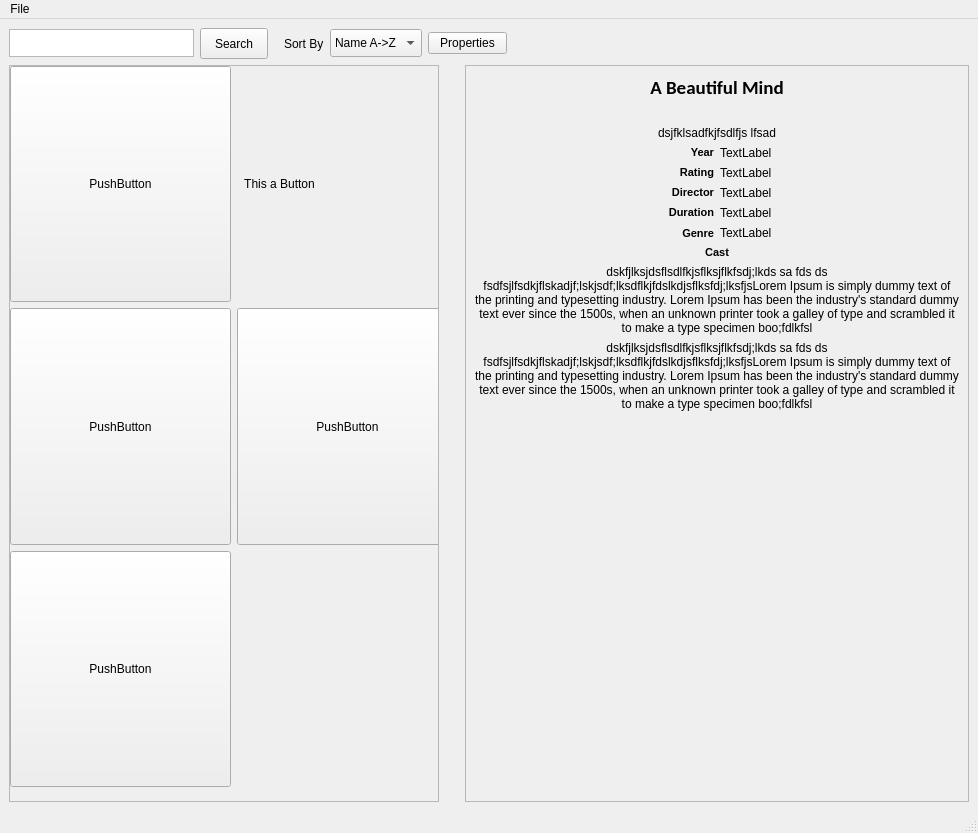
This is ui.ui in nishan7/movie_catalog as Qt 5 draws it before an edit. The edited form follows.
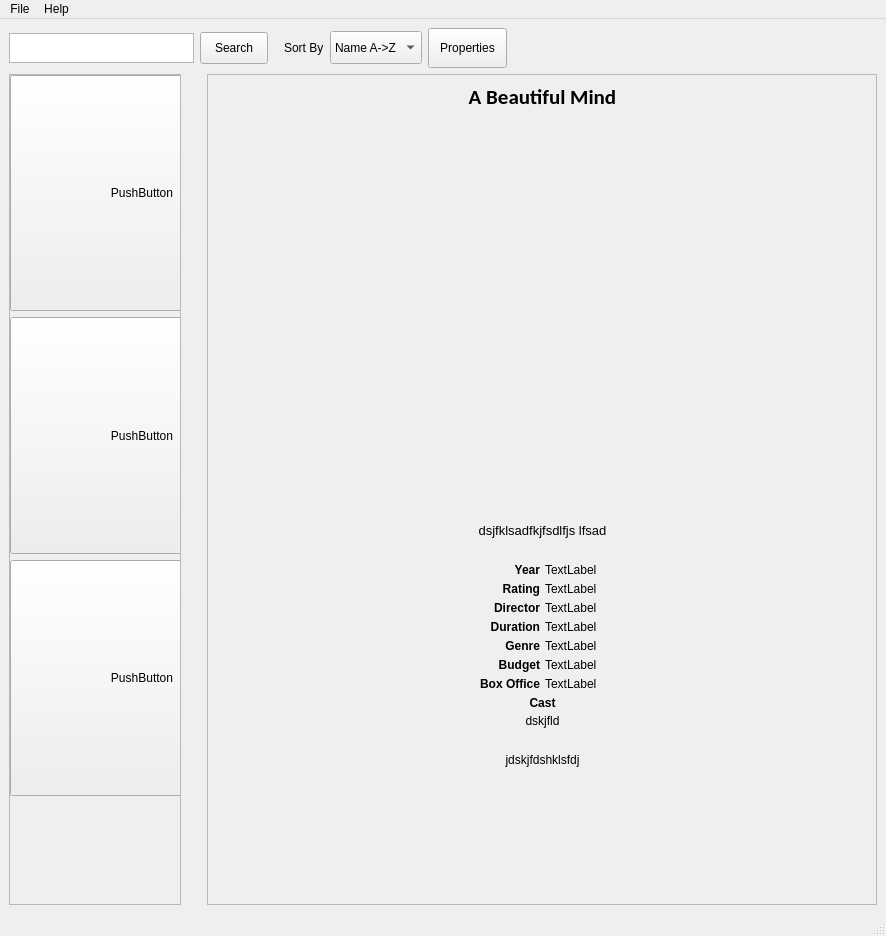
This is the edited form. Icons and pictures are not drawn.

Commit message: event handling done

Diff of the .ui file:
```diff
--- a/ui.ui
+++ b/ui.ui
@@ -6,8 +6,8 @@
    <rect>
     <x>0</x>
     <y>0</y>
-    <width>978</width>
-    <height>833</height>
+    <width>886</width>
+    <height>936</height>
    </rect>
   </property>
   <property name="sizePolicy">
@@ -27,9 +27,9 @@
     <item>
      <layout class="QVBoxLayout" name="verticalLayout">
       <item>
-       <layout class="QHBoxLayout" name="horizontalLayout">
+       <layout class="QHBoxLayout" name="navbar_horizontal_layout">
         <property name="sizeConstraint">
-         <enum>QLayout::SetMinimumSize</enum>
+         <enum>QLayout::SetFixedSize</enum>
         </property>
         <item>
          <widget class="QPlainTextEdit" name="search_field">
@@ -39,10 +39,16 @@
             <verstretch>0</verstretch>
            </sizepolicy>
           </property>
+          <property name="minimumSize">
+           <size>
+            <width>0</width>
+            <height>10</height>
+           </size>
+          </property>
           <property name="maximumSize">
            <size>
             <width>185</width>
-            <height>28</height>
+            <height>30</height>
            </size>
           </property>
           <property name="toolTip">
@@ -75,7 +81,7 @@
            <enum>Qt::Vertical</enum>
           </property>
           <property name="sizeType">
-           <enum>QSizePolicy::Minimum</enum>
+           <enum>QSizePolicy::Preferred</enum>
           </property>
           <property name="sizeHint" stdset="0">
            <size>
@@ -100,6 +106,12 @@
         </item>
         <item>
          <widget class="QComboBox" name="sort_combo_box">
+          <property name="sizePolicy">
+           <sizepolicy hsizetype="Preferred" vsizetype="Preferred">
+            <horstretch>0</horstretch>
+            <verstretch>0</verstretch>
+           </sizepolicy>
+          </property>
           <property name="minimumSize">
            <size>
             <width>0</width>
@@ -109,7 +121,7 @@
           <property name="maximumSize">
            <size>
             <width>108</width>
-            <height>16777215</height>
+            <height>33</height>
            </size>
           </property>
           <item>
@@ -119,7 +131,7 @@
           </item>
           <item>
            <property name="text">
-            <string>Name Z-A</string>
+            <string>Name Z-&gt;A</string>
            </property>
           </item>
           <item>
@@ -135,7 +147,19 @@
          </widget>
         </item>
         <item>
-         <widget class="QPushButton" name="pushButton">
+         <widget class="QPushButton" name="properties">
+          <property name="sizePolicy">
+           <sizepolicy hsizetype="Minimum" vsizetype="Fixed">
+            <horstretch>0</horstretch>
+            <verstretch>0</verstretch>
+           </sizepolicy>
+          </property>
+          <property name="minimumSize">
+           <size>
+            <width>0</width>
+            <height>40</height>
+           </size>
+          </property>
           <property name="maximumSize">
            <size>
             <width>79</width>
@@ -163,9 +187,9 @@
        </layout>
       </item>
       <item>
-       <layout class="QHBoxLayout" name="horizontalLayout_2">
+       <layout class="QHBoxLayout" name="main_area_horizontal_layout">
         <property name="sizeConstraint">
-         <enum>QLayout::SetDefaultConstraint</enum>
+         <enum>QLayout::SetMinimumSize</enum>
         </property>
         <item>
          <widget class="QScrollArea" name="movie_area">
@@ -189,8 +213,8 @@
             <rect>
              <x>0</x>
              <y>0</y>
-             <width>417</width>
-             <height>714</height>
+             <width>154</width>
+             <height>808</height>
             </rect>
            </property>
            <property name="sizePolicy">
@@ -204,7 +228,7 @@
              <rect>
               <x>0</x>
               <y>0</y>
-              <width>901</width>
+              <width>1073</width>
               <height>721</height>
              </rect>
             </property>
@@ -212,6 +236,32 @@
              <property name="sizeConstraint">
               <enum>QLayout::SetMaximumSize</enum>
              </property>
+             <item row="3" column="5">
+              <widget class="QPushButton" name="pushButton_6">
+               <property name="sizePolicy">
+                <sizepolicy hsizetype="Expanding" vsizetype="Expanding">
+                 <horstretch>0</horstretch>
+                 <verstretch>0</verstretch>
+                </sizepolicy>
+               </property>
+               <property name="text">
+                <string>PushButton</string>
+               </property>
+              </widget>
+             </item>
+             <item row="4" column="1">
+              <widget class="QPushButton" name="pushButton_3">
+               <property name="sizePolicy">
+                <sizepolicy hsizetype="Expanding" vsizetype="Expanding">
+                 <horstretch>0</horstretch>
+                 <verstretch>0</verstretch>
+                </sizepolicy>
+               </property>
+               <property name="text">
+                <string>PushButton</string>
+               </property>
+              </widget>
+             </item>
              <item row="0" column="1">
               <widget class="QPushButton" name="pushButton_4">
                <property name="sizePolicy">
@@ -223,50 +273,20 @@
                <property name="text">
                 <string>PushButton</string>
                </property>
+               <property name="checkable">
+                <bool>true</bool>
+               </property>
+               <property name="autoDefault">
+                <bool>false</bool>
+               </property>
+               <property name="default">
+                <bool>false</bool>
+               </property>
                <property name="flat">
                 <bool>false</bool>
                </property>
               </widget>
              </item>
-             <item row="4" column="1">
-              <widget class="QPushButton" name="pushButton_3">
-               <property name="sizePolicy">
-                <sizepolicy hsizetype="Expanding" vsizetype="Expanding">
-                 <horstretch>0</horstretch>
-                 <verstretch>0</verstretch>
-                </sizepolicy>
-               </property>
-               <property name="text">
-                <string>PushButton</string>
-               </property>
-              </widget>
-             </item>
-             <item row="3" column="3">
-              <widget class="QPushButton" name="pushButton_5">
-               <property name="sizePolicy">
-                <sizepolicy hsizetype="Expanding" vsizetype="Expanding">
-                 <horstretch>0</horstretch>
-                 <verstretch>0</verstretch>
-                </sizepolicy>
-               </property>
-               <property name="text">
-                <string>PushButton</string>
-               </property>
-              </widget>
-             </item>
-             <item row="3" column="5">
-              <widget class="QPushButton" name="pushButton_6">
-               <property name="sizePolicy">
-                <sizepolicy hsizetype="Expanding" vsizetype="Expanding">
-                 <horstretch>0</horstretch>
-                 <verstretch>0</verstretch>
-                </sizepolicy>
-               </property>
-               <property name="text">
-                <string>PushButton</string>
-               </property>
-              </widget>
-             </item>
              <item row="3" column="4">
               <widget class="QPushButton" name="pushButton_9">
                <property name="sizePolicy">
@@ -280,8 +300,8 @@
                </property>
               </widget>
              </item>
-             <item row="3" column="1">
-              <widget class="QPushButton" name="pushButton_8">
+             <item row="3" column="3">
+              <widget class="QPushButton" name="pushButton_5">
                <property name="sizePolicy">
                 <sizepolicy hsizetype="Expanding" vsizetype="Expanding">
                  <horstretch>0</horstretch>
@@ -289,17 +309,10 @@
                 </sizepolicy>
                </property>
                <property name="text">
-                <string notr="true">PushButton</string>
+                <string>PushButton</string>
                </property>
-               <property name="icon">
-                <iconset>
-                 <normaloff>A Beautiful Mind.jpg</normaloff>A Beautiful Mind.jpg</iconset>
-               </property>
-               <property name="iconSize">
-                <size>
-                 <width>20</width>
-                 <height>20</height>
-                </size>
+               <property name="autoExclusive">
+                <bool>true</bool>
                </property>
                <property name="autoDefault">
                 <bool>false</bool>
@@ -330,12 +343,50 @@
                  <height>210</height>
                 </size>
                </property>
+               <property name="autoExclusive">
+                <bool>false</bool>
+               </property>
+               <property name="popupMode">
+                <enum>QToolButton::DelayedPopup</enum>
+               </property>
                <property name="toolButtonStyle">
                 <enum>Qt::ToolButtonTextUnderIcon</enum>
                </property>
                <property name="autoRaise">
                 <bool>true</bool>
                </property>
+               <property name="arrowType">
+                <enum>Qt::NoArrow</enum>
+               </property>
+              </widget>
+             </item>
+             <item row="3" column="1">
+              <widget class="QPushButton" name="pushButton_8">
+               <property name="sizePolicy">
+                <sizepolicy hsizetype="Expanding" vsizetype="Expanding">
+                 <horstretch>0</horstretch>
+                 <verstretch>0</verstretch>
+                </sizepolicy>
+               </property>
+               <property name="text">
+                <string notr="true">PushButton</string>
+               </property>
+               <property name="icon">
+                <iconset>
+                 <normaloff>A Beautiful Mind.jpg</normaloff>A Beautiful Mind.jpg</iconset>
+               </property>
+               <property name="iconSize">
+                <size>
+                 <width>20</width>
+                 <height>20</height>
+                </size>
+               </property>
+               <property name="checkable">
+                <bool>true</bool>
+               </property>
+               <property name="autoDefault">
+                <bool>false</bool>
+               </property>
               </widget>
              </item>
             </layout>
@@ -359,34 +410,37 @@
         <item>
          <widget class="QScrollArea" name="info_area">
           <property name="sizePolicy">
-           <sizepolicy hsizetype="Preferred" vsizetype="Preferred">
+           <sizepolicy hsizetype="Preferred" vsizetype="Minimum">
             <horstretch>0</horstretch>
             <verstretch>0</verstretch>
            </sizepolicy>
           </property>
           <property name="minimumSize">
            <size>
-            <width>200</width>
+            <width>670</width>
             <height>0</height>
            </size>
           </property>
+          <property name="layoutDirection">
+           <enum>Qt::LeftToRight</enum>
+          </property>
           <property name="widgetResizable">
            <bool>true</bool>
           </property>
           <property name="alignment">
            <set>Qt::AlignLeading|Qt::AlignLeft|Qt::AlignTop</set>
           </property>
-          <widget class="QWidget" name="scrollAreaWidgetContents_2">
+          <widget class="QWidget" name="info_scroll_area">
            <property name="geometry">
             <rect>
              <x>0</x>
              <y>0</y>
-             <width>497</width>
-             <height>631</height>
+             <width>668</width>
+             <height>806</height>
             </rect>
            </property>
            <property name="sizePolicy">
-            <sizepolicy hsizetype="Preferred" vsizetype="Maximum">
+            <sizepolicy hsizetype="Preferred" vsizetype="Fixed">
              <horstretch>0</horstretch>
              <verstretch>0</verstretch>
             </sizepolicy>
@@ -394,7 +448,16 @@
            <property name="layoutDirection">
             <enum>Qt::LeftToRight</enum>
            </property>
-           <layout class="QVBoxLayout" name="verticalLayout_4">
+           <layout class="QVBoxLayout" name="info_area_vertical_layout">
+            <property name="spacing">
+             <number>5</number>
+            </property>
+            <property name="sizeConstraint">
+             <enum>QLayout::SetMinimumSize</enum>
+            </property>
+            <property name="leftMargin">
+             <number>10</number>
+            </property>
             <item>
              <widget class="QLabel" name="title_value">
               <property name="sizePolicy">
@@ -406,13 +469,13 @@
               <property name="maximumSize">
                <size>
                 <width>16777215</width>
-                <height>28</height>
+                <height>32</height>
                </size>
               </property>
               <property name="font">
                <font>
                 <family>Calibri</family>
-                <pointsize>14</pointsize>
+                <pointsize>16</pointsize>
                 <weight>75</weight>
                 <bold>true</bold>
                </font>
@@ -436,37 +499,90 @@
                <number>2</number>
               </property>
               <property name="openExternalLinks">
-               <bool>false</bool>
+               <bool>true</bool>
+              </property>
+              <property name="textInteractionFlags">
+               <set>Qt::LinksAccessibleByMouse|Qt::TextSelectableByMouse</set>
               </property>
              </widget>
             </item>
             <item>
-             <widget class="QLabel" name="poster_value">
-              <property name="sizePolicy">
-               <sizepolicy hsizetype="Preferred" vsizetype="Maximum">
-                <horstretch>0</horstretch>
-                <verstretch>0</verstretch>
-               </sizepolicy>
+             <layout class="QVBoxLayout" name="image">
+              <property name="spacing">
+               <number>0</number>
               </property>
-              <property name="maximumSize">
-               <size>
-                <width>16777215</width>
-                <height>432</height>
-               </size>
+              <property name="sizeConstraint">
+               <enum>QLayout::SetFixedSize</enum>
               </property>
-              <property name="text">
-               <string/>
-              </property>
-              <property name="pixmap">
-               <pixmap>A Beautiful Mind.jpg</pixmap>
-              </property>
-              <property name="scaledContents">
-               <bool>false</bool>
-              </property>
-              <property name="alignment">
-               <set>Qt::AlignHCenter|Qt::AlignTop</set>
-              </property>
-             </widget>
+              <item>
+               <widget class="QLabel" name="backdrop_value">
+                <property name="sizePolicy">
+                 <sizepolicy hsizetype="Preferred" vsizetype="Ignored">
+                  <horstretch>0</horstretch>
+                  <verstretch>0</verstretch>
+                 </sizepolicy>
+                </property>
+                <property name="minimumSize">
+                 <size>
+                  <width>624</width>
+                  <height>351</height>
+                 </size>
+                </property>
+                <property name="maximumSize">
+                 <size>
+                  <width>624</width>
+                  <height>351</height>
+                 </size>
+                </property>
+                <property name="pixmap">
+                 <pixmap>(500) Days of Summer.jpg</pixmap>
+                </property>
+                <property name="scaledContents">
+                 <bool>true</bool>
+                </property>
+                <property name="alignment">
+                 <set>Qt::AlignHCenter|Qt::AlignTop</set>
+                </property>
+               </widget>
+              </item>
+              <item>
+               <widget class="QLabel" name="poster_value">
+                <property name="sizePolicy">
+                 <sizepolicy hsizetype="Ignored" vsizetype="Minimum">
+                  <horstretch>0</horstretch>
+                  <verstretch>0</verstretch>
+                 </sizepolicy>
+                </property>
+                <property name="minimumSize">
+                 <size>
+                  <width>0</width>
+                  <height>52</height>
+                 </size>
+                </property>
+                <property name="maximumSize">
+                 <size>
+                  <width>16777215</width>
+                  <height>240</height>
+                 </size>
+                </property>
+                <property name="pixmap">
+                 <pixmap>A Beautiful Mind.jpg</pixmap>
+                </property>
+                <property name="scaledContents">
+                 <bool>false</bool>
+                </property>
+                <property name="alignment">
+                 <set>Qt::AlignLeading|Qt::AlignLeft|Qt::AlignTop</set>
+                </property>
+                <property name="margin">
+                 <number>4</number>
+                </property>
+                <property name="indent">
+                 <number>0</number>
+                </property>
+               </widget>
+              </item>
+             </layout>
             </item>
             <item>
              <widget class="QLabel" name="tagline">
@@ -478,7 +594,7 @@
               </property>
               <property name="font">
                <font>
-                <pointsize>9</pointsize>
+                <pointsize>10</pointsize>
                </font>
               </property>
               <property name="text">
@@ -487,12 +603,31 @@
               <property name="alignment">
                <set>Qt::AlignHCenter|Qt::AlignTop</set>
               </property>
+              <property name="wordWrap">
+               <bool>true</bool>
+              </property>
+              <property name="textInteractionFlags">
+               <set>Qt::LinksAccessibleByMouse|Qt::TextSelectableByMouse</set>
+              </property>
              </widget>
             </item>
             <item>
-             <layout class="QHBoxLayout" name="horizontalLayout_3">
+             <spacer name="spacer1">
+              <property name="orientation">
+               <enum>Qt::Horizontal</enum>
+              </property>
+              <property name="sizeHint" stdset="0">
+               <size>
+                <width>40</width>
+                <height>20</height>
+               </size>
+              </property>
+             </spacer>
+            </item>
+            <item>
+             <layout class="QHBoxLayout" name="year_box">
               <property name="sizeConstraint">
-               <enum>QLayout::SetFixedSize</enum>
+               <enum>QLayout::SetMinimumSize</enum>
               </property>
               <item>
                <widget class="QLabel" name="year">
@@ -505,12 +640,12 @@
                 <property name="maximumSize">
                  <size>
                   <width>16777215</width>
-                  <height>15</height>
+                  <height>17</height>
                  </size>
                 </property>
                 <property name="font">
                  <font>
-                  <pointsize>8</pointsize>
+                  <pointsize>9</pointsize>
                   <weight>75</weight>
                   <bold>true</bold>
                  </font>
@@ -524,7 +659,7 @@
                </widget>
               </item>
               <item>
-               <widget class="QLabel" name="yearValue">
+               <widget class="QLabel" name="year_value">
                 <property name="sizePolicy">
                  <sizepolicy hsizetype="Minimum" vsizetype="Minimum">
                   <horstretch>0</horstretch>
@@ -534,23 +669,40 @@
                 <property name="maximumSize">
                  <size>
                   <width>16777215</width>
-                  <height>15</height>
+                  <height>17</height>
                  </size>
                 </property>
+                <property name="font">
+                 <font>
+                  <pointsize>9</pointsize>
+                 </font>
+                </property>
+                <property name="frameShadow">
+                 <enum>QFrame::Raised</enum>
+                </property>
                 <property name="text">
                  <string>TextLabel</string>
                 </property>
+                <property name="textFormat">
+                 <enum>Qt::PlainText</enum>
+                </property>
                 <property name="alignment">
                  <set>Qt::AlignLeading|Qt::AlignLeft|Qt::AlignTop</set>
                 </property>
+                <property name="openExternalLinks">
+                 <bool>true</bool>
+                </property>
+                <property name="textInteractionFlags">
+                 <set>Qt::LinksAccessibleByMouse|Qt::TextSelectableByMouse</set>
+                </property>
                </widget>
               </item>
              </layout>
             </item>
             <item>
-             <layout class="QHBoxLayout" name="horizontalLayout_4">
+             <layout class="QHBoxLayout" name="rating_box">
               <property name="sizeConstraint">
-               <enum>QLayout::SetFixedSize</enum>
+               <enum>QLayout::SetMinimumSize</enum>
               </property>
               <item>
                <widget class="QLabel" name="rating">
@@ -563,12 +715,12 @@
                 <property name="maximumSize">
                  <size>
                   <width>16777215</width>
-                  <height>15</height>
+                  <height>17</height>
                  </size>
                 </property>
                 <property name="font">
                  <font>
-                  <pointsize>8</pointsize>
+                  <pointsize>9</pointsize>
                   <weight>75</weight>
                   <bold>true</bold>
                  </font>
@@ -592,23 +744,34 @@
                 <property name="maximumSize">
                  <size>
                   <width>16777215</width>
-                  <height>15</height>
+                  <height>17</height>
                  </size>
                 </property>
+                <property name="font">
+                 <font>
+                  <pointsize>9</pointsize>
+                 </font>
+                </property>
                 <property name="text">
                  <string>TextLabel</string>
                 </property>
                 <property name="alignment">
                  <set>Qt::AlignLeading|Qt::AlignLeft|Qt::AlignTop</set>
                 </property>
+                <property name="openExternalLinks">
+                 <bool>true</bool>
+                </property>
+                <property name="textInteractionFlags">
+                 <set>Qt::LinksAccessibleByMouse|Qt::TextSelectableByMouse</set>
+                </property>
                </widget>
               </item>
              </layout>
             </item>
             <item>
-             <layout class="QHBoxLayout" name="horizontalLayout_7">
+             <layout class="QHBoxLayout" name="director_box">
               <property name="sizeConstraint">
-               <enum>QLayout::SetFixedSize</enum>
+               <enum>QLayout::SetMinimumSize</enum>
               </property>
               <item>
                <widget class="QLabel" name="director">
@@ -621,12 +784,12 @@
                 <property name="maximumSize">
                  <size>
                   <width>16777215</width>
-                  <height>15</height>
+                  <height>17</height>
                  </size>
                 </property>
                 <property name="font">
                  <font>
-                  <pointsize>8</pointsize>
+                  <pointsize>9</pointsize>
                   <weight>75</weight>
                   <bold>true</bold>
                  </font>
@@ -650,23 +813,37 @@
                 <property name="maximumSize">
                  <size>
                   <width>16777215</width>
-                  <height>15</height>
+                  <height>17</height>
                  </size>
                 </property>
+                <property name="font">
+                 <font>
+                  <pointsize>9</pointsize>
+                 </font>
+                </property>
                 <property name="text">
                  <string>TextLabel</string>
                 </property>
                 <property name="alignment">
                  <set>Qt::AlignLeading|Qt::AlignLeft|Qt::AlignTop</set>
                 </property>
+                <property name="wordWrap">
+                 <bool>true</bool>
+                </property>
+                <property name="openExternalLinks">
+                 <bool>true</bool>
+                </property>
+                <property name="textInteractionFlags">
+                 <set>Qt::LinksAccessibleByMouse|Qt::TextSelectableByMouse</set>
+                </property>
                </widget>
               </item>
              </layout>
             </item>
             <item>
-             <layout class="QHBoxLayout" name="horizontalLayout_5">
+             <layout class="QHBoxLayout" name="runtime_box">
               <property name="sizeConstraint">
-               <enum>QLayout::SetFixedSize</enum>
+               <enum>QLayout::SetMinimumSize</enum>
               </property>
               <item>
                <widget class="QLabel" name="runtime">
@@ -679,12 +856,12 @@
                 <property name="maximumSize">
                  <size>
                   <width>16777215</width>
-                  <height>15</height>
+                  <height>17</height>
                  </size>
                 </property>
                 <property name="font">
                  <font>
-                  <pointsize>8</pointsize>
+                  <pointsize>9</pointsize>
                   <weight>75</weight>
                   <bold>true</bold>
                  </font>
@@ -708,23 +885,34 @@
                 <property name="maximumSize">
                  <size>
                   <width>16777215</width>
-                  <height>15</height>
+                  <height>17</height>
                  </size>
                 </property>
+                <property name="font">
+                 <font>
+                  <pointsize>9</pointsize>
+                 </font>
+                </property>
                 <property name="text">
                  <string>TextLabel</string>
                 </property>
                 <property name="alignment">
                  <set>Qt::AlignLeading|Qt::AlignLeft|Qt::AlignTop</set>
                 </property>
+                <property name="openExternalLinks">
+                 <bool>true</bool>
+                </property>
+                <property name="textInteractionFlags">
+                 <set>Qt::LinksAccessibleByMouse|Qt::TextSelectableByMouse</set>
+                </property>
                </widget>
               </item>
              </layout>
             </item>
             <item>
-             <layout class="QHBoxLayout" name="horizontalLayout_6">
+             <layout class="QHBoxLayout" name="genre_box">
               <property name="sizeConstraint">
-               <enum>QLayout::SetFixedSize</enum>
+               <enum>QLayout::SetMinimumSize</enum>
               </property>
               <item>
                <widget class="QLabel" name="genre">
@@ -737,12 +925,12 @@
                 <property name="maximumSize">
                  <size>
                   <width>16777215</width>
-                  <height>15</height>
+                  <height>17</height>
                  </size>
                 </property>
                 <property name="font">
                  <font>
-                  <pointsize>8</pointsize>
+                  <pointsize>9</pointsize>
                   <weight>75</weight>
                   <bold>true</bold>
                  </font>
@@ -766,21 +954,176 @@
                 <property name="maximumSize">
                  <size>
                   <width>16777215</width>
-                  <height>15</height>
+                  <height>17</height>
                  </size>
                 </property>
+                <property name="font">
+                 <font>
+                  <pointsize>9</pointsize>
+                 </font>
+                </property>
                 <property name="text">
                  <string>TextLabel</string>
                 </property>
                 <property name="alignment">
                  <set>Qt::AlignLeading|Qt::AlignLeft|Qt::AlignTop</set>
                 </property>
+                <property name="wordWrap">
+                 <bool>true</bool>
+                </property>
+                <property name="openExternalLinks">
+                 <bool>true</bool>
+                </property>
+                <property name="textInteractionFlags">
+                 <set>Qt::LinksAccessibleByMouse|Qt::TextSelectableByMouse</set>
+                </property>
                </widget>
               </item>
              </layout>
             </item>
             <item>
-             <layout class="QVBoxLayout" name="verticalLayout_3">
+             <layout class="QHBoxLayout" name="budget_box">
+              <property name="sizeConstraint">
+               <enum>QLayout::SetMinimumSize</enum>
+              </property>
+              <item>
+               <widget class="QLabel" name="budget">
+                <property name="sizePolicy">
+                 <sizepolicy hsizetype="Minimum" vsizetype="Fixed">
+                  <horstretch>0</horstretch>
+                  <verstretch>0</verstretch>
+                 </sizepolicy>
+                </property>
+                <property name="maximumSize">
+                 <size>
+                  <width>16777215</width>
+                  <height>17</height>
+                 </size>
+                </property>
+                <property name="font">
+                 <font>
+                  <pointsize>9</pointsize>
+                  <weight>75</weight>
+                  <bold>true</bold>
+                 </font>
+                </property>
+                <property name="text">
+                 <string>Budget</string>
+                </property>
+                <property name="alignment">
+                 <set>Qt::AlignRight|Qt::AlignTop|Qt::AlignTrailing</set>
+                </property>
+               </widget>
+              </item>
+              <item>
+               <widget class="QLabel" name="budget_value">
+                <property name="sizePolicy">
+                 <sizepolicy hsizetype="Preferred" vsizetype="Fixed">
+                  <horstretch>0</horstretch>
+                  <verstretch>0</verstretch>
+                 </sizepolicy>
+                </property>
+                <property name="maximumSize">
+                 <size>
+                  <width>16777215</width>
+                  <height>17</height>
+                 </size>
+                </property>
+                <property name="font">
+                 <font>
+                  <pointsize>9</pointsize>
+                 </font>
+                </property>
+                <property name="text">
+                 <string>TextLabel</string>
+                </property>
+                <property name="alignment">
+                 <set>Qt::AlignLeading|Qt::AlignLeft|Qt::AlignTop</set>
+                </property>
+                <property name="openExternalLinks">
+                 <bool>true</bool>
+                </property>
+                <property name="textInteractionFlags">
+                 <set>Qt::LinksAccessibleByMouse|Qt::TextSelectableByMouse</set>
+                </property>
+               </widget>
+              </item>
+             </layout>
+            </item>
+            <item>
+             <layout class="QHBoxLayout" name="box_office_box">
+              <property name="sizeConstraint">
+               <enum>QLayout::SetMinimumSize</enum>
+              </property>
+              <item>
+               <widget class="QLabel" name="box_office">
+                <property name="sizePolicy">
+                 <sizepolicy hsizetype="Minimum" vsizetype="Fixed">
+                  <horstretch>0</horstretch>
+                  <verstretch>0</verstretch>
+                 </sizepolicy>
+                </property>
+                <property name="maximumSize">
+                 <size>
+                  <width>16777215</width>
+                  <height>17</height>
+                 </size>
+                </property>
+                <property name="font">
+                 <font>
+                  <pointsize>9</pointsize>
+                  <weight>75</weight>
+                  <bold>true</bold>
+                 </font>
+                </property>
+                <property name="text">
+                 <string>Box Office</string>
+                </property>
+                <property name="alignment">
+                 <set>Qt::AlignRight|Qt::AlignTop|Qt::AlignTrailing</set>
+                </property>
+               </widget>
+              </item>
+              <item>
+               <widget class="QLabel" name="box_office_value">
+                <property name="sizePolicy">
+                 <sizepolicy hsizetype="Preferred" vsizetype="Fixed">
+                  <horstretch>0</horstretch>
+                  <verstretch>0</verstretch>
+                 </sizepolicy>
+                </property>
+                <property name="maximumSize">
+                 <size>
+                  <width>16777215</width>
+                  <height>17</height>
+                 </size>
+                </property>
+                <property name="font">
+                 <font>
+                  <pointsize>9</pointsize>
+                 </font>
+                </property>
+                <property name="text">
+                 <string>TextLabel</string>
+                </property>
+                <property name="alignment">
+                 <set>Qt::AlignLeading|Qt::AlignLeft|Qt::AlignTop</set>
+                </property>
+                <property name="openExternalLinks">
+                 <bool>true</bool>
+                </property>
+               </widget>
+              </item>
+             </layout>
+            </item>
+            <item>
+             <layout class="QVBoxLayout" name="cast_box">
+              <property name="spacing">
+               <number>4</number>
+              </property>
+              <property name="sizeConstraint">
+               <enum>QLayout::SetDefaultConstraint</enum>
+              </property>
               <item>
                <widget class="QLabel" name="cast">
                 <property name="sizePolicy">
@@ -792,12 +1135,12 @@
                 <property name="maximumSize">
                  <size>
                   <width>16777215</width>
-                  <height>15</height>
+                  <height>17</height>
                  </size>
                 </property>
                 <property name="font">
                  <font>
-                  <pointsize>8</pointsize>
+                  <pointsize>9</pointsize>
                   <weight>75</weight>
                   <bold>true</bold>
                  </font>
@@ -806,20 +1149,25 @@
                  <string>Cast</string>
                 </property>
                 <property name="alignment">
-                 <set>Qt::AlignCenter</set>
+                 <set>Qt::AlignHCenter|Qt::AlignTop</set>
                 </property>
                </widget>
               </item>
               <item>
                <widget class="QLabel" name="cast_value">
                 <property name="sizePolicy">
-                 <sizepolicy hsizetype="Preferred" vsizetype="Preferred">
+                 <sizepolicy hsizetype="Preferred" vsizetype="Minimum">
                   <horstretch>0</horstretch>
                   <verstretch>0</verstretch>
                  </sizepolicy>
                 </property>
+                <property name="font">
+                 <font>
+                  <pointsize>9</pointsize>
+                 </font>
+                </property>
                 <property name="text">
-                 <string>dskfjlksjdsflsdlfkjsflksjflkfsdj;lkds sa fds ds fsdfsjlfsdkjflskadjf;lskjsdf;lksdflkjfdslkdjsflksfdj;lksfjsLorem Ipsum is simply dummy text of the printing and typesetting industry. Lorem Ipsum has been the industry's standard dummy text ever since the 1500s, when an unknown printer took a galley of type and scrambled it to make a type specimen boo;fdlkfsl</string>
+                 <string>dskjfld</string>
                 </property>
                 <property name="alignment">
                  <set>Qt::AlignHCenter|Qt::AlignTop</set>
@@ -827,20 +1175,44 @@
                 <property name="wordWrap">
                  <bool>true</bool>
                 </property>
+                <property name="textInteractionFlags">
+                 <set>Qt::LinksAccessibleByMouse|Qt::TextSelectableByMouse</set>
+                </property>
                </widget>
               </item>
              </layout>
             </item>
+            <item>
+             <spacer name="spacer2">
+              <property name="orientation">
+               <enum>Qt::Horizontal</enum>
+              </property>
+              <property name="sizeHint" stdset="0">
+               <size>
+                <width>40</width>
+                <height>20</height>
+               </size>
+              </property>
+             </spacer>
+            </item>
             <item>
              <widget class="QLabel" name="plot_value">
               <property name="sizePolicy">
-               <sizepolicy hsizetype="Preferred" vsizetype="Preferred">
+               <sizepolicy hsizetype="Preferred" vsizetype="MinimumExpanding">
                 <horstretch>0</horstretch>
                 <verstretch>0</verstretch>
                </sizepolicy>
               </property>
+              <property name="font">
+               <font>
+                <pointsize>9</pointsize>
+               </font>
+              </property>
               <property name="text">
-               <string>dskfjlksjdsflsdlfkjsflksjflkfsdj;lkds sa fds ds fsdfsjlfsdkjflskadjf;lskjsdf;lksdflkjfdslkdjsflksfdj;lksfjsLorem Ipsum is simply dummy text of the printing and typesetting industry. Lorem Ipsum has been the industry's standard dummy text ever since the 1500s, when an unknown printer took a galley of type and scrambled it to make a type specimen boo;fdlkfsl</string>
+               <string>jdskjfdshklsfdj</string>
+              </property>
+              <property name="textFormat">
+               <enum>Qt::AutoText</enum>
               </property>
               <property name="alignment">
                <set>Qt::AlignHCenter|Qt::AlignTop</set>
@@ -848,6 +1220,9 @@
               <property name="wordWrap">
                <bool>true</bool>
               </property>
+              <property name="margin">
+               <number>4</number>
+              </property>
              </widget>
             </item>
            </layout>
@@ -865,7 +1240,7 @@
     <rect>
      <x>0</x>
      <y>0</y>
-     <width>978</width>
+     <width>886</width>
      <height>26</height>
     </rect>
    </property>
@@ -874,11 +1249,21 @@
      <string>File</string>
     </property>
     <addaction name="actionSetting"/>
-    <addaction name="actionAbout"/>
+   </widget>
+   <widget class="QMenu" name="menuHelp">
+    <property name="title">
+     <string>Help</string>
+    </property>
+    <addaction name="actionAbout_2"/>
    </widget>
    <addaction name="menuFile"/>
+   <addaction name="menuHelp"/>
   </widget>
-  <widget class="QStatusBar" name="statusbar"/>
+  <widget class="QStatusBar" name="statusbar">
+   <property name="statusTip">
+    <string extracomment="fdssdfa"/>
+   </property>
+  </widget>
   <action name="actionSetting">
    <property name="text">
     <string>Setting</string>
@@ -889,6 +1274,11 @@
     <string>About</string>
    </property>
   </action>
+  <action name="actionAbout_2">
+   <property name="text">
+    <string>About</string>
+   </property>
+  </action>
  </widget>
  <resources/>
  <connections>
```
Left out of the diff: 20 changed lines with no effect on the pictures. The commit also changes 1 other file.
